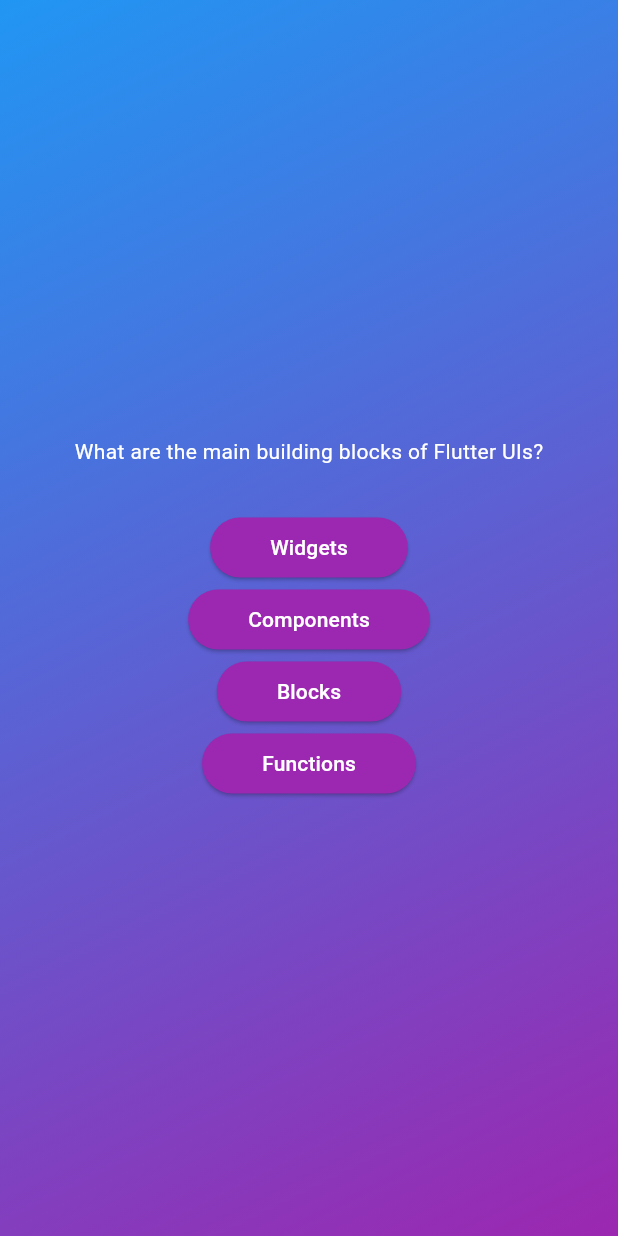
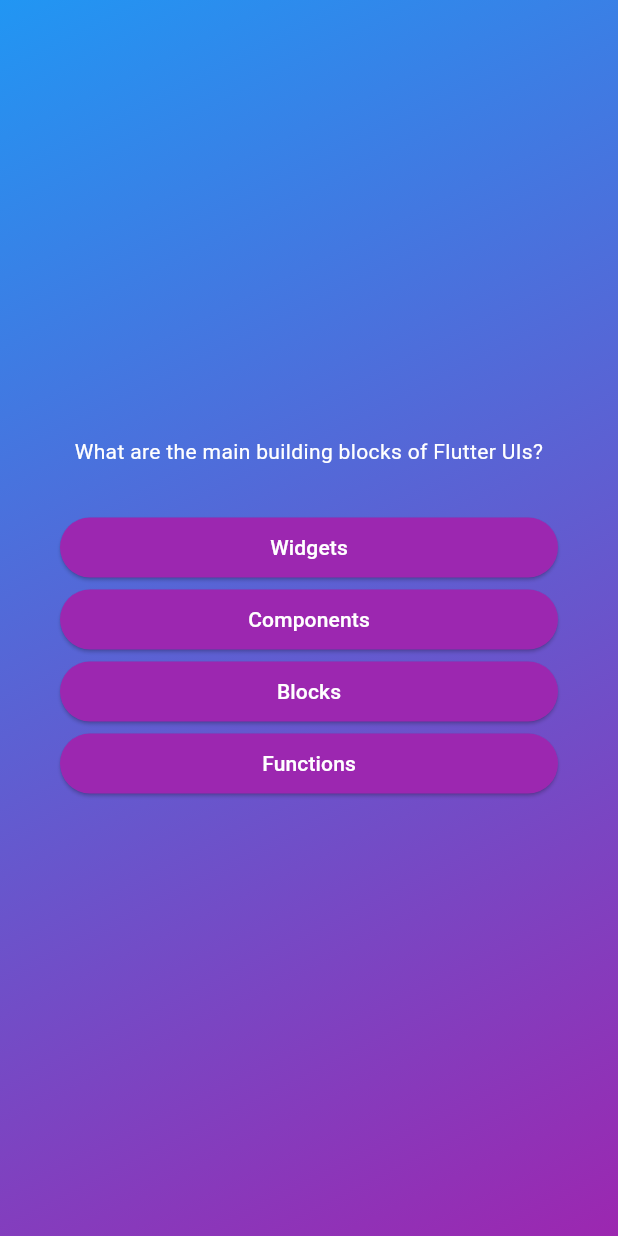
Before and after one commit to brijeshkumar-chavda/QuizApp, a Flutter app: the screen it shows after launch, after a tap on "Start Quiz", on a phone screen of 412 x 824 dp. Run offline on Flutter 3.47's test engine with Material 3 defaults, Android fonts, the phone set to English and light mode, and no system bars.

Commit message:
style(quiz screen): add margin for answer button

```diff
--- a/lib/quiz_screen.dart
+++ b/lib/quiz_screen.dart
@@ -18,16 +18,24 @@ class _QuizScreenState extends State<QuizScreen> {
 
     return SizedBox(
       width: double.infinity,
+      child: Container(
+        margin: EdgeInsets.all(40),
         child: Column(
           mainAxisAlignment: MainAxisAlignment.center,
+          crossAxisAlignment: CrossAxisAlignment.stretch,
           children: [
-          Text(currentQuestion.question, style: TextStyle(color: Colors.white)),
+            Text(
+              currentQuestion.question,
+              style: TextStyle(color: Colors.white),
+              textAlign: TextAlign.center,
+            ),
             SizedBox(height: 30),
             ...currentQuestion.answers.map((answer) {
               return AnswerButton(answerText: answer, onTap: () {});
             }),
           ],
         ),
+      ),
     );
   }
 }
```
Lines whose indentation alone changed are shown as unchanged.
